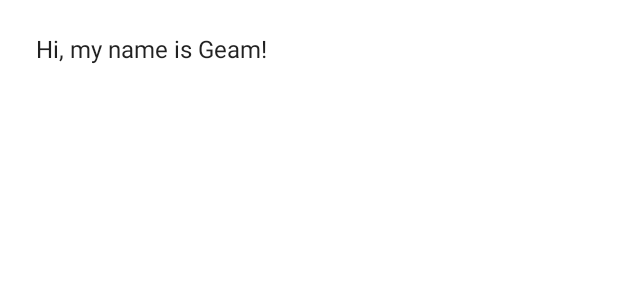
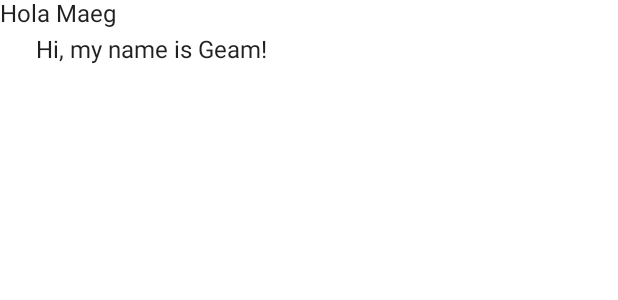
Before and after one commit to geamclo/GreetingCard, an Android app built with Jetpack Compose: the @Preview function DefaultPreview, on a phone screen of 412 x 824 dp. Shown: the top 300 px of the screen. Run offline under Robolectric (Android 15) with nearby library versions, the phone set to English and light mode, and no system bars.

Commit message:
Creación de nueva funcion

```diff
--- a/app/src/main/java/com/example/greetingcard/MainActivity.kt
+++ b/app/src/main/java/com/example/greetingcard/MainActivity.kt
@@ -38,11 +38,16 @@ fun Greeting(name: String) {
         Text(text = "Hi, my name is $name!", modifier = Modifier.padding(24.dp))
     }
 }
+@Composable
+fun Greeting2(name : String) {
+    Text(text = "Hola $name")
+}
 
 @Preview(showBackground = true)
 @Composable
 fun DefaultPreview() {
     GreetingCardTheme {
         Greeting("Geam")
+        Greeting2("Maeg")
     }
 }
```
